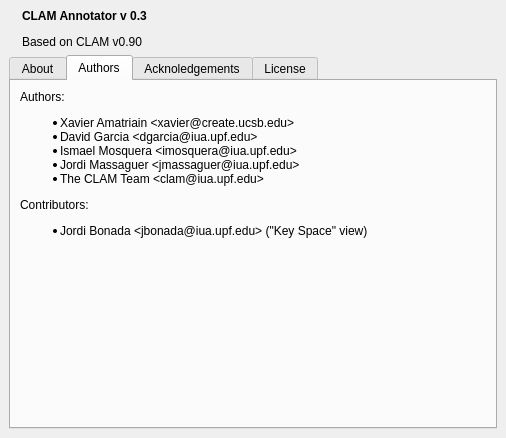
This is CLAM_Annotator/src/About.ui in clam-project/clam as Qt 5 draws it before an edit. The edited form follows.
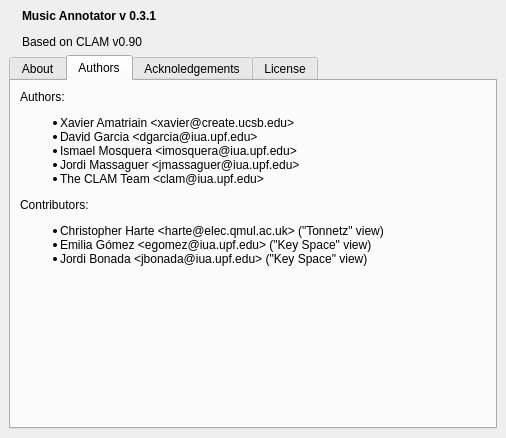
This is the edited form. The open tabs and pages were chosen to show the change. Icons and pictures are not drawn.

Commit message: New version Music Annotator instead of CLAM Annotator Credits to Emilia and Chris

What changed in the file:
```diff
--- a/CLAM_Annotator/src/About.ui
+++ b/CLAM_Annotator/src/About.ui
@@ -62,7 +62,7 @@
         </sizepolicy>
        </property>
        <property name="text" >
-        <string>&lt;p>&lt;b>CLAM Annotator v 0.3&lt;/b>&lt;/p>
+        <string>&lt;p>&lt;b>Music Annotator v 0.3.1&lt;/b>&lt;/p>
 		&lt;p>Based on CLAM v0.90&lt;/p></string>
        </property>
       </widget>
@@ -205,6 +205,8 @@
 &lt;/ul>
 &lt;p>Contributors:&lt;/p>
 &lt;ul>
+&lt;li>Christopher Harte &amp;lt;harte@elec.qmul.ac.uk&amp;gt; ("Tonnetz" view)&lt;/li>
+&lt;li>Emilia Gómez &amp;lt;egomez@iua.upf.edu&amp;gt; ("Key Space" view)&lt;/li>
 &lt;li>Jordi Bonada &amp;lt;jbonada@iua.upf.edu&amp;gt; ("Key Space" view)&lt;/li>
 &lt;/ul>
 </string>
```
